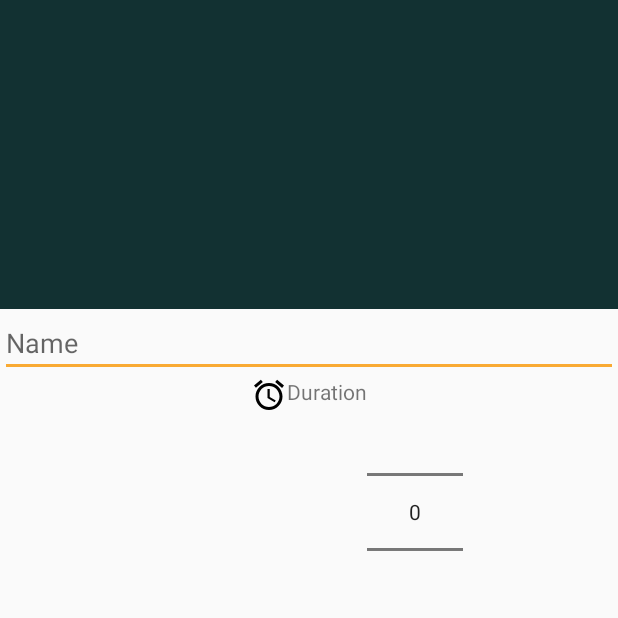
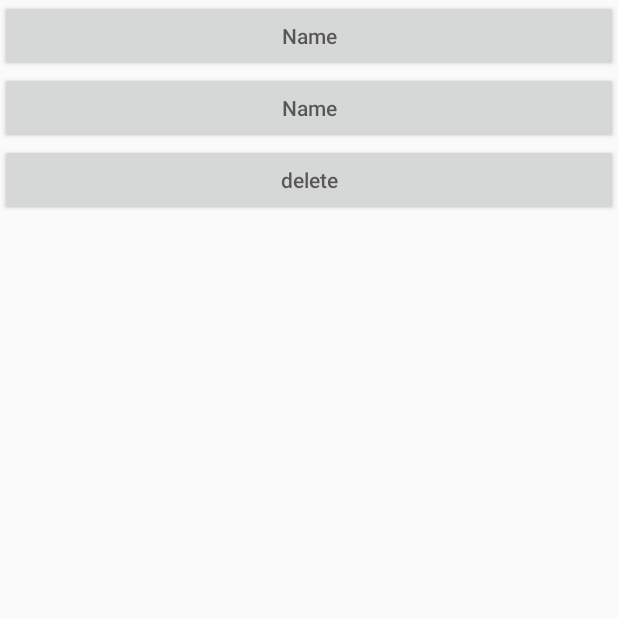
Before and after one commit to FilipeLarga/Personal_CookBook, an Android app: the NewRecipeActivity screen opened directly, with no data from a screen before it, on a phone screen of 412 x 824 dp, the top half of it. Run offline under Robolectric (Android 15) with nearby library versions, the phone set to English and light mode, and no system bars.

Commit message:
List Recipes fragment now displays recipes and can handle adding and deleting recipes!!

```diff
--- a/app/build.gradle
+++ b/app/build.gradle
@@ -29,6 +29,8 @@ dependencies {
     annotationProcessor 'com.github.bumptech.glide:compiler:4.7.1'
     implementation "android.arch.persistence.room:runtime:1.1.1"
     annotationProcessor "android.arch.persistence.room:compiler:1.1.1"
+    implementation "android.arch.lifecycle:extensions:1.1.1"
+
 
 
     testImplementation 'junit:junit:4.12'
--- a/app/src/main/java/filipelarga/personalcookbook_freerecipemanager/UI/NewRecipeActivity.java
+++ b/app/src/main/java/filipelarga/personalcookbook_freerecipemanager/UI/NewRecipeActivity.java
@@ -1,25 +1,57 @@
-package filipelarga.personalcookbook_freerecipemanager.UI;
+package filipelarga.personalcookbook_freerecipemanager.ui;
 
+import android.os.Bundle;
 import android.support.v7.app.AppCompatActivity;
-import android.os.Bundle;
-import android.widget.ArrayAdapter;
-import android.widget.Spinner;
+import android.view.View;
 
+import java.util.ArrayList;
+import java.util.Random;
+import java.util.concurrent.ExecutorService;
+import java.util.concurrent.Executors;
+
+import filipelarga.personalcookbook_freerecipemanager.Categories;
 import filipelarga.personalcookbook_freerecipemanager.R;
+import filipelarga.personalcookbook_freerecipemanager.database.RecipeEntity;
+import filipelarga.personalcookbook_freerecipemanager.database.RecipeIngredientDatabase;
 
 public class NewRecipeActivity extends AppCompatActivity {
+
+    ArrayList<String> categories = new ArrayList<>();
+    ArrayList<String> directions = new ArrayList<>();
+    ExecutorService executor = Executors.newSingleThreadExecutor();
 
     @Override
     protected void onCreate(Bundle savedInstanceState) {
         super.onCreate(savedInstanceState);
         setContentView(R.layout.activity_new_recipe);
+        categories.add(Categories.FAVOURITE);
+        categories.add(Categories.FISH);
+    }
 
-        /*String[] data = {"5 Min", "10 Min", "15 Min", "20 Min", "25 Min"};
-        ArrayAdapter adapter = new ArrayAdapter(this, android.R.layout.simple_spinner_dropdown_item, data);
-        //adapter.setDropDownViewResource(android.R.layout);
-        Spinner spinner = findViewById(R.id.spinner);
-        spinner.setAdapter(adapter);*/
+    public void addRecipeToDB(View view) {
+        final int r = new Random().nextInt((1000 - 1) + 1) + 1;
+        executor.execute(new Runnable() {
+            @Override
+            public void run() {
+                directions.add("12323123");
+                RecipeIngredientDatabase.getInstance(getApplicationContext()).recipeDao().insertRecipe(
+                        new RecipeEntity("NomeTeste" + r,
+                                categories, 10, directions, 1, 1));
+            }
+        });
+    }
 
+    public void delete(View view) {
+        executor.execute(new Runnable() {
+            @Override
+            public void run() {
+                RecipeIngredientDatabase.getInstance(getApplicationContext()).recipeDao().deleteAll();
+            }
+        });
+    }
 
+    public void goBack(View view) {
+        finish();
     }
+
 }
--- a/app/src/main/java/filipelarga/personalcookbook_freerecipemanager/database/RecipeDao.java
+++ b/app/src/main/java/filipelarga/personalcookbook_freerecipemanager/database/RecipeDao.java
@@ -1,5 +1,6 @@
 package filipelarga.personalcookbook_freerecipemanager.database;
 
+import android.arch.lifecycle.LiveData;
 import android.arch.persistence.room.Dao;
 import android.arch.persistence.room.Delete;
 import android.arch.persistence.room.Insert;
@@ -13,7 +14,7 @@ import java.util.List;
 public interface RecipeDao {
 
     @Query("SELECT * FROM Recipe")
-    List<RecipeEntity> loadAllRecipes();
+    LiveData<List<RecipeEntity>> loadAllRecipes();
 
     @Insert
     void insertRecipe(RecipeEntity recipeEntity);
@@ -24,4 +25,7 @@ public interface RecipeDao {
     @Delete
     void deleteRecipe(RecipeEntity recipeEntity);
 
+    @Query("DELETE FROM Recipe")
+    void deleteAll();
+
 }
--- a/app/src/main/java/filipelarga/personalcookbook_freerecipemanager/database/RecipeIngredientDatabase.java
+++ b/app/src/main/java/filipelarga/personalcookbook_freerecipemanager/database/RecipeIngredientDatabase.java
@@ -6,7 +6,7 @@ import android.arch.persistence.room.RoomDatabase;
 import android.arch.persistence.room.TypeConverters;
 import android.content.Context;
 
-@Database(entities = {RecipeEntity.class, IngredientEntity.class, RecipeIngredientJoin.class}, version = 0, exportSchema = false)
+@Database(entities = {RecipeEntity.class, IngredientEntity.class, RecipeIngredientJoin.class}, version = 1, exportSchema = false)
 @TypeConverters(DataConverter.class)
 public abstract class RecipeIngredientDatabase extends RoomDatabase{
 
--- a/app/src/main/res/layout/activity_home.xml
+++ b/app/src/main/res/layout/activity_home.xml
@@ -4,7 +4,7 @@
     xmlns:tools="http://schemas.android.com/tools"
     android:layout_width="match_parent"
     android:layout_height="match_parent"
-    tools:context=".UI.HomeActivity"
+    tools:context=".ui.HomeActivity"
     android:id="@+id/home_layout"
     android:theme="@style/AppTheme"
     >
--- a/app/src/main/res/layout/activity_new_recipe.xml
+++ b/app/src/main/res/layout/activity_new_recipe.xml
@@ -4,46 +4,36 @@
     xmlns:tools="http://schemas.android.com/tools"
     android:layout_width="match_parent"
     android:layout_height="match_parent"
-    tools:context=".UI.NewRecipeActivity"
+    tools:context=".ui.NewRecipeActivity"
     >
 
-    <ImageView
-        android:id="@+id/header_image"
-        android:layout_width="match_parent"
-        android:layout_height="0dp"
-        app:layout_constraintHeight_percent="0.25"
-        app:layout_constraintTop_toTopOf="parent"
-        app:layout_constraintRight_toRightOf="parent"
-        app:layout_constraintLeft_toLeftOf="parent"
-        android:background="#123132"/>
-
-    <EditText
+    <Button
         android:id="@+id/name_EditText"
         android:layout_width="match_parent"
         android:layout_height="wrap_content"
         android:hint="Name"
         app:layout_constraintLeft_toLeftOf="parent"
         app:layout_constraintRight_toRightOf="parent"
-        app:layout_constraintTop_toBottomOf="@id/header_image"/>
+        android:onClick="addRecipeToDB" />
 
-    <TextView
-        android:id="@+id/time"
-        android:layout_width="wrap_content"
+    <Button
+        android:id="@+id/name_EditText2"
+        android:layout_width="match_parent"
         android:layout_height="wrap_content"
-        android:drawableStart="@drawable/ic_access_alarm_black_24dp"
-        android:text="Duration"
+        android:hint="Name"
         app:layout_constraintLeft_toLeftOf="parent"
         app:layout_constraintRight_toRightOf="parent"
-        app:layout_constraintTop_toBottomOf="@id/name_EditText"/>
+        app:layout_constraintTop_toBottomOf="@id/name_EditText"
+        android:onClick="goBack" />
 
-    <NumberPicker
-        android:id="@+id/spinner"
-        android:layout_width="wrap_content"
+    <Button
+        android:id="@+id/name_EditText3"
+        android:layout_width="match_parent"
         android:layout_height="wrap_content"
-        app:layout_constraintTop_toBottomOf="@id/name_EditText"
-        app:layout_constraintLeft_toRightOf="@id/time">
-
-    </NumberPicker>
-
+        android:hint="delete"
+        android:onClick="delete"
+        app:layout_constraintLeft_toLeftOf="parent"
+        app:layout_constraintRight_toRightOf="parent"
+        app:layout_constraintTop_toBottomOf="@id/name_EditText2" />
 
 </android.support.constraint.ConstraintLayout>
--- a/app/src/main/res/values/colors.xml
+++ b/app/src/main/res/values/colors.xml
@@ -2,6 +2,6 @@
 <resources>
     <color name="colorPrimary">#344955</color>
     <color name="colorPrimaryDark">#232F34</color>
-    <color name="colorPrimaryLight">#E2E9FF</color>
+    <color name="colorPrimaryLight">#e3f4fc</color>
     <color name="colorAccent">#F9AA33</color>
 </resources>
--- a/app/src/main/res/values/strings.xml
+++ b/app/src/main/res/values/strings.xml
@@ -7,4 +7,5 @@
 
     <!-- TODO: Remove or change this placeholder text -->
     <string name="hello_blank_fragment">Hello blank fragment</string>
+    <string name="no_recipes">You have no recipes :(</string>
 </resources>
```
Also changed, not shown: app/src/main/AndroidManifest.xml (+6 -3 lines), app/src/main/java/filipelarga/personalcookbook_freerecipemanager/UI/HomeActivity.java (+4 -3 lines), app/src/main/java/filipelarga/personalcookbook_freerecipemanager/UI/ListRecipesActivity.java (+16 -14 lines), app/src/main/java/filipelarga/personalcookbook_freerecipemanager/UI/ListRecipesFragment.java (added, +107 -0 lines), app/src/main/java/filipelarga/personalcookbook_freerecipemanager/recyclerview/CategorySection.java (+14 -4 lines), app/src/main/java/filipelarga/personalcookbook_freerecipemanager/recyclerview/ListRecipesFragment.java (deleted, +0 -37 lines), app/src/main/java/filipelarga/personalcookbook_freerecipemanager/recyclerview/RecipeViewModel.java (added, +27 -0 lines), app/src/main/res/layout/activity_list_recipes.xml (+28 -1 lines), app/src/main/res/layout/fragment_list_recipes.xml (+12 -2 lines).
